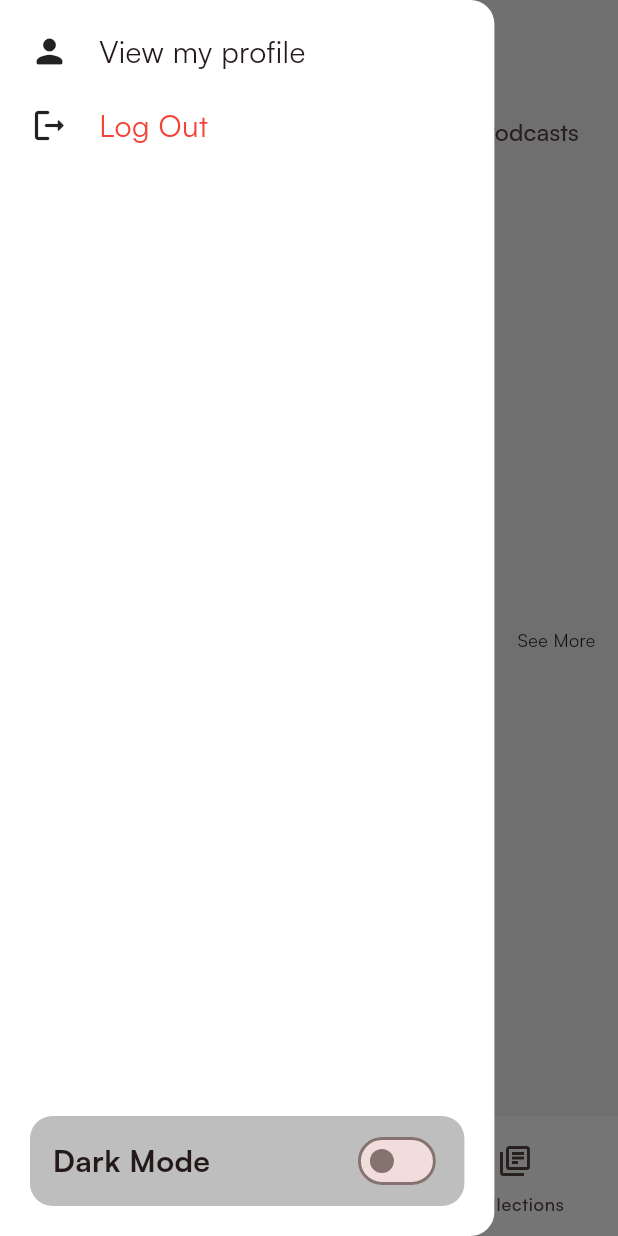
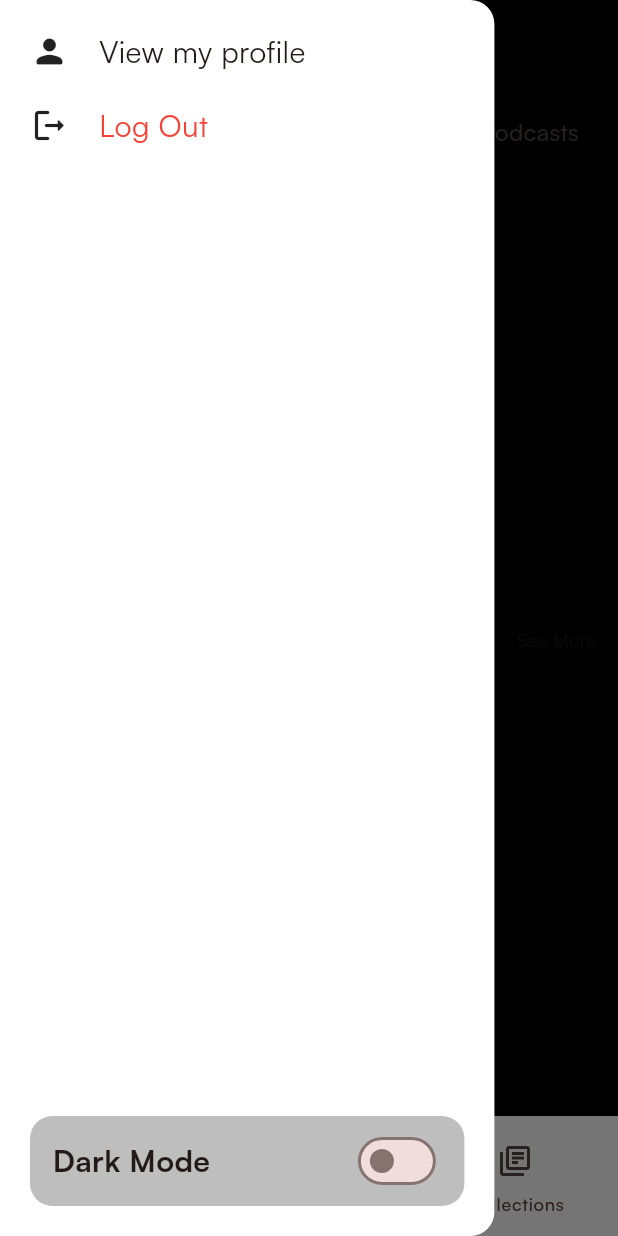
Before and after one commit to badKAPAV/Play.co, a Flutter app: the screen it shows once a user with an empty profile is signed in, with the side drawer open, on a phone screen of 412 x 824 dp. Run offline on Flutter 3.47's test engine with Material 3 defaults, Android fonts, the phone set to English and light mode, and no system bars; our stand-ins replace cached_network_image, cloud_firestore, dartz, equatable, firebase_auth, firebase_core and 8 more; accounts and stored records are empty.

```diff
--- a/lib/core/config/theme/app_colors.dart
+++ b/lib/core/config/theme/app_colors.dart
@@ -5,7 +5,7 @@ class AppColors {
   static const primary = Colors.red;
   static const lightPrimary = Color(0xff3955E5FEFF);
   static const lightBackground = Color(0xffF2F2F2);
-  static const darkBackground = Color(0xff0D0C0C);
+  static const darkBackground = Color(0xff000000);
   static const lightGrey = Color(0xffE6E6E6);
   static const grey = Color(0xffBEBEBE);
   static const darkGrey = Color(0xff343434);
--- a/lib/presentation/home/pages/home.dart
+++ b/lib/presentation/home/pages/home.dart
@@ -38,6 +38,7 @@ class _HomePageState extends State<HomePage>
   Widget build(BuildContext context) {
     super.build(context);
     return Scaffold(
+      backgroundColor: AppColors.darkBackground,
       appBar: BasicAppBar(
           hideBack: true,
           leading: BlocBuilder<AuthCubit, AuthState>(
--- a/lib/presentation/library/pages/library.dart
+++ b/lib/presentation/library/pages/library.dart
@@ -29,6 +29,7 @@ class _LibraryPageState extends State<LibraryPage>
   Widget build(BuildContext context) {
     super.build(context);
     return Scaffold(
+        backgroundColor: AppColors.darkBackground,
         appBar: BasicAppBar(
             hideBack: true,
             leading: BlocBuilder<AuthCubit, AuthState>(
--- a/lib/presentation/library/widgets/playlist_page.dart
+++ b/lib/presentation/library/widgets/playlist_page.dart
@@ -3,6 +3,7 @@ import 'package:flutter/material.dart';
 import 'package:flutter_bloc/flutter_bloc.dart';
 import 'package:musify/common/widgets/appbar/app_bar.dart';
 import 'package:musify/core/config/constants/app_urls.dart';
+import 'package:musify/core/config/theme/app_colors.dart';
 import 'package:musify/presentation/profile/bloc/liked_songs_cubit.dart';
 import 'package:musify/presentation/profile/bloc/liked_songs_state.dart';
 import 'package:musify/presentation/song_player/bloc/song_player_cubit.dart';
@@ -13,6 +14,7 @@ class PlaylistPage extends StatelessWidget {
   @override
   Widget build(BuildContext context) {
     return Scaffold(
+      backgroundColor: AppColors.darkBackground,
       extendBodyBehindAppBar: true,
       appBar: const BasicAppBar(),
       body: SingleChildScrollView(
--- a/lib/presentation/search/pages/search.dart
+++ b/lib/presentation/search/pages/search.dart
@@ -45,6 +45,7 @@ class _SearchPageState extends State<SearchPage>
               create: (_) => ArtistSearchCubit(sl<SearchArtistsUseCase>())),
         ],
         child: Scaffold(
+          backgroundColor: AppColors.darkBackground,
           appBar: BasicAppBar(
             appbarHeight: height / 6.5,
             hideBack: true,
```
